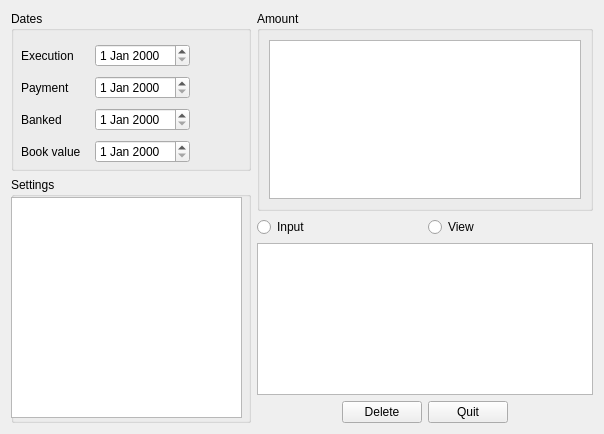
FreeHealth/freehealth, file plugins/accountreceiptsplugin/receiptviewer.ui: the form before one commit.
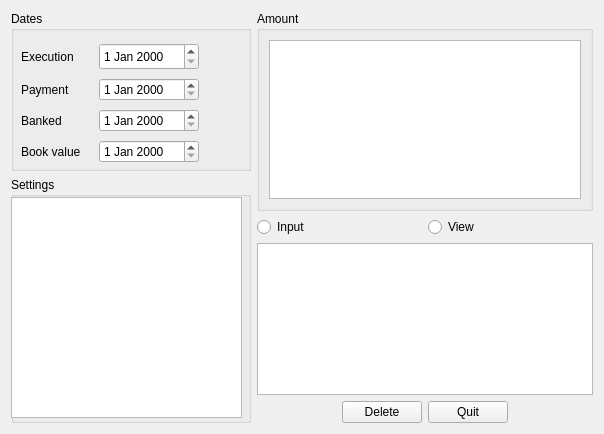
The form after the commit.

Diff of the .ui file:
```diff
--- a/plugins/accountreceiptsplugin/receiptviewer.ui
+++ b/plugins/accountreceiptsplugin/receiptviewer.ui
@@ -38,7 +38,7 @@
          <rect>
           <x>10</x>
           <y>30</y>
-          <width>169</width>
+          <width>178</width>
           <height>128</height>
          </rect>
         </property>
@@ -54,7 +54,14 @@
           </widget>
          </item>
          <item row="0" column="1">
-          <widget class="QDateEdit" name="dateExecution"/>
+          <widget class="QDateEdit" name="dateExecution">
+           <property name="minimumSize">
+            <size>
+             <width>100</width>
+             <height>27</height>
+            </size>
+           </property>
+          </widget>
          </item>
          <item row="1" column="0">
           <widget class="QLabel" name="label_2">
```
